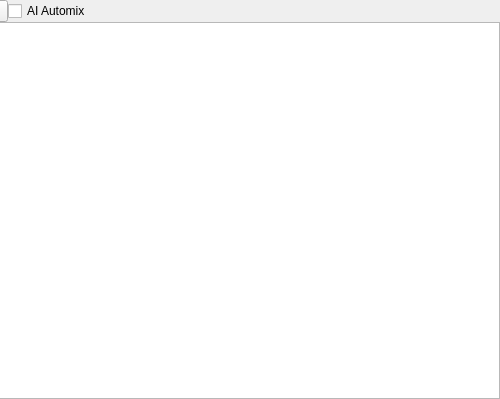
davidzeus/mixxxIA, file src/library/autodj/dlgautodj.ui: the form before one commit; both pictures show x 385 to 885 and y 0 to 399 of the 885 by 399 pixel window.
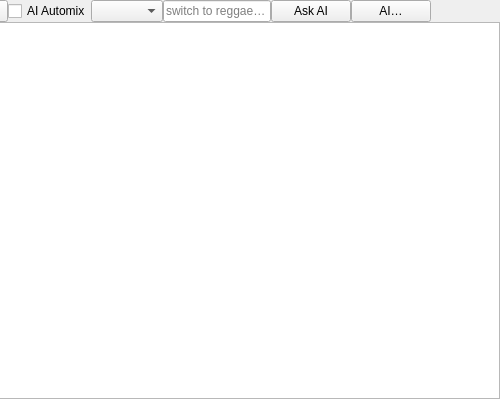
The form after the commit.

Commit message: feat(ai): Phase 5 — genre selector + natural-language requests

```diff
--- a/src/library/autodj/dlgautodj.ui
+++ b/src/library/autodj/dlgautodj.ui
@@ -214,6 +214,54 @@
         </property>
        </widget>
       </item>
+      <item>
+       <widget class="QComboBox" name="comboBoxAiGenre">
+        <property name="focusPolicy">
+         <enum>Qt::ClickFocus</enum>
+        </property>
+        <property name="toolTip">
+         <string>Steer AI Automix toward a genre. Only genres present in your
+analyzed library are listed.</string>
+        </property>
+       </widget>
+      </item>
+      <item>
+       <widget class="QLineEdit" name="lineEditAiRequest">
+        <property name="toolTip">
+         <string>Type a request in plain language, e.g. "switch to reggaeton".</string>
+        </property>
+        <property name="placeholderText">
+         <string>switch to reggaeton…</string>
+        </property>
+       </widget>
+      </item>
+      <item>
+       <widget class="QPushButton" name="pushButtonAiRequest">
+        <property name="focusPolicy">
+         <enum>Qt::NoFocus</enum>
+        </property>
+        <property name="toolTip">
+         <string>Interpret the request with AI and steer Automix.</string>
+        </property>
+        <property name="text">
+         <string>Ask AI</string>
+        </property>
+       </widget>
+      </item>
+      <item>
+       <widget class="QPushButton" name="pushButtonAiSettings">
+        <property name="focusPolicy">
+         <enum>Qt::NoFocus</enum>
+        </property>
+        <property name="toolTip">
+         <string>Choose the AI provider (local Ollama or a cloud service) and
+set its API key.</string>
+        </property>
+        <property name="text">
+         <string>AI…</string>
+        </property>
+       </widget>
+      </item>
       <item>
        <spacer name="horizontalSpacer_3">
         <property name="orientation">
```
The commit also changes 17 other files.
